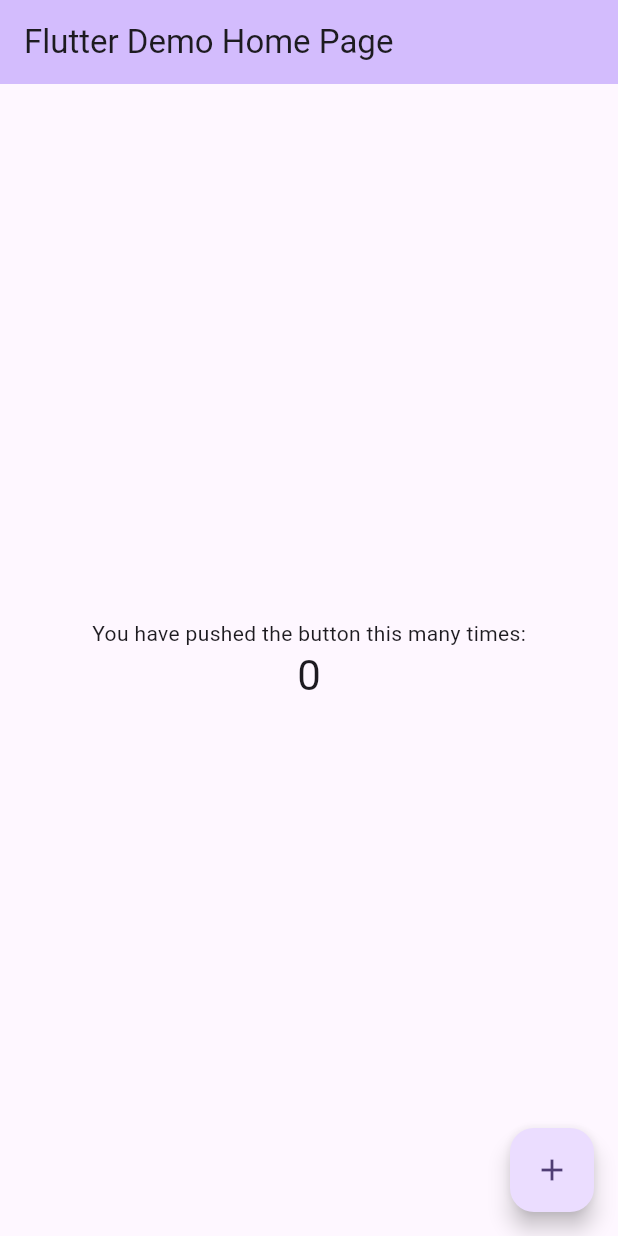
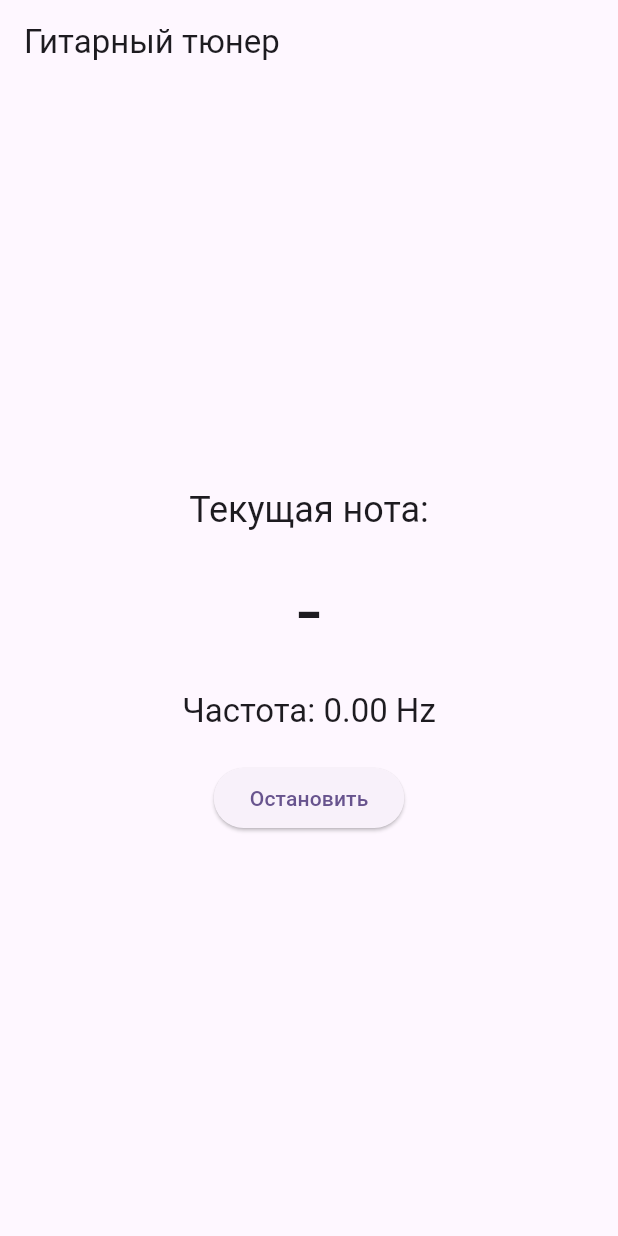
Before and after one commit to nottalentedme/fluttertuner, a Flutter app: the screen it shows after launch, on a phone screen of 412 x 824 dp. Run offline on Flutter 3.47's test engine with Material 3 defaults, Android fonts, the phone set to English and light mode, and no system bars; our stand-ins replace permission_handler; missing offline and left inert: pitch_detector_dart, record.

Commit message:
Тест определения нот

```diff
--- /dev/null
+++ b/lib/guitar_tuner.dart
@@ -0,0 +1,140 @@
+import 'package:flutter/material.dart';
+import 'package:permission_handler/permission_handler.dart';
+import 'package:pitch_detector_dart/pitch_detector.dart';
+import 'dart:math';
+import 'dart:async';
+import 'dart:typed_data';
+import 'package:record/record.dart';
+
+class GuitarTuner extends StatefulWidget {
+  const GuitarTuner({super.key});
+
+  @override
+  State<GuitarTuner> createState() => _GuitarTunerState();
+}
+
+class _GuitarTunerState extends State<GuitarTuner> {
+  final _audioRecorder = AudioRecorder();
+  late final PitchDetector _pitchDetector;
+  String _note = "-";
+  double _frequency = 0.0;
+  bool _isRecording = false;
+
+  @override
+  void initState() {
+    super.initState();
+    _initializeTuner();
+  }
+
+  Future<void> _initializeTuner() async {
+    final status = await Permission.microphone.request();
+    if (status.isGranted) {
+      _startRecording();
+    } else {
+      if (mounted) {
+        ScaffoldMessenger.of(context).showSnackBar(
+          const SnackBar(
+            content: Text('Для работы тюнера необходим доступ к микрофону'),
+          ),
+        );
+      }
+    }
+  }
+
+  Future<void> _startRecording() async {
+    try {
+      _pitchDetector = PitchDetector();
+
+      final recordStream = await _audioRecorder.startStream(
+        const RecordConfig(
+          encoder: AudioEncoder.pcm16bits,
+          numChannels: 1,
+          sampleRate: 44100,
+          bitRate: 128000,
+        ),
+      );
+
+      recordStream.listen((samples) async {
+        if (samples.length >= 2048) {
+          final intBuffer = Uint8List.fromList(samples);
+          final pitch = await _pitchDetector.getPitchFromIntBuffer(intBuffer);
+          if (pitch.pitched && pitch.pitch >= 80 && pitch.pitch <= 1200) {
+            setState(() {
+              _frequency = pitch.pitch;
+              _note = _getNoteFromFrequency(pitch.pitch);
+            });
+          }
+        }
+      });
+
+      setState(() {
+        _isRecording = true;
+      });
+    } catch (e) {
+      debugPrint('Error starting recording: $e');
+    }
+  }
+
+  String _getNoteFromFrequency(double frequency) {
+    const notes = ['C', 'C#', 'D', 'D#', 'E', 'F', 'F#', 'G', 'G#', 'A', 'A#', 'B'];
+    final hz = 440;
+    final steps = (12 * (log(frequency / hz) / log(2))).round();
+    final octave = ((log(frequency / 440) / log(2)) * 12 + 57) ~/ 12;
+    final noteIndex = (steps % 12 + 12) % 12;
+    return '${notes[noteIndex]}$octave';
+  }
+
+  void _stopRecording() async {
+    await _audioRecorder.stop();
+    setState(() {
+      _isRecording = false;
+    });
+  }
+
+  @override
+  void dispose() {
+    _stopRecording();
+    super.dispose();
+  }
+
+  @override
+  Widget build(BuildContext context) {
+    return Scaffold(
+      appBar: AppBar(
+        title: const Text('Гитарный тюнер'),
+      ),
+      body: Center(
+        child: Column(
+          mainAxisAlignment: MainAxisAlignment.center,
+          children: [
+            Text(
+              'Текущая нота:',
+              style: Theme.of(context).textTheme.headlineSmall,
+            ),
+            const SizedBox(height: 20),
+            Text(
+              _note,
+              style: Theme.of(context).textTheme.displayLarge,
+            ),
+            const SizedBox(height: 20),
+            Text(
+              'Частота: ${_frequency.toStringAsFixed(2)} Hz',
+              style: Theme.of(context).textTheme.titleLarge,
+            ),
+            const SizedBox(height: 20),
+            ElevatedButton(
+              onPressed: () {
+                if (_isRecording) {
+                  _stopRecording();
+                } else {
+                  _startRecording();
+                }
+              },
+              child: Text(_isRecording ? 'Остановить' : 'Начать'),
+            ),
+          ],
+        ),
+      ),
+    );
+  }
+}
--- a/lib/main.dart
+++ b/lib/main.dart
@@ -1,4 +1,5 @@
 import 'package:flutter/material.dart';
+import 'package:tuner/guitar_tuner.dart';
 
 void main() {
   runApp(const MyApp());
@@ -11,42 +12,18 @@ class MyApp extends StatelessWidget {
   @override
   Widget build(BuildContext context) {
     return MaterialApp(
-      title: 'Flutter Demo',
+      title: 'Guitar Tuner',
       theme: ThemeData(
-        // This is the theme of your application.
-        //
-        // TRY THIS: Try running your application with "flutter run". You'll see
-        // the application has a purple toolbar. Then, without quitting the app,
-        // try changing the seedColor in the colorScheme below to Colors.green
-        // and then invoke "hot reload" (save your changes or press the "hot
-        // reload" button in a Flutter-supported IDE, or press "r" if you used
-        // the command line to start the app).
-        //
-        // Notice that the counter didn't reset back to zero; the application
-        // state is not lost during the reload. To reset the state, use hot
-        // restart instead.
-        //
-        // This works for code too, not just values: Most code changes can be
-        // tested with just a hot reload.
         colorScheme: ColorScheme.fromSeed(seedColor: Colors.deepPurple),
         useMaterial3: true,
       ),
-      home: const MyHomePage(title: 'Flutter Demo Home Page'),
+      home: const GuitarTuner(),
     );
   }
 }
 
 class MyHomePage extends StatefulWidget {
   const MyHomePage({super.key, required this.title});
-
-  // This widget is the home page of your application. It is stateful, meaning
-  // that it has a State object (defined below) that contains fields that affect
-  // how it looks.
-
-  // This class is the configuration for the state. It holds the values (in this
-  // case the title) provided by the parent (in this case the App widget) and
-  // used by the build method of the State. Fields in a Widget subclass are
-  // always marked "final".
 
   final String title;
 
@@ -59,50 +36,19 @@ class _MyHomePageState extends State<MyHomePage> {
 
   void _incrementCounter() {
     setState(() {
-      // This call to setState tells the Flutter framework that something has
-      // changed in this State, which causes it to rerun the build method below
-      // so that the display can reflect the updated values. If we changed
-      // _counter without calling setState(), then the build method would not be
-      // called again, and so nothing would appear to happen.
       _counter++;
     });
   }
 
   @override
   Widget build(BuildContext context) {
-    // This method is rerun every time setState is called, for instance as done
-    // by the _incrementCounter method above.
-    //
-    // The Flutter framework has been optimized to make rerunning build methods
-    // fast, so that you can just rebuild anything that needs updating rather
-    // than having to individually change instances of widgets.
     return Scaffold(
       appBar: AppBar(
-        // TRY THIS: Try changing the color here to a specific color (to
-        // Colors.amber, perhaps?) and trigger a hot reload to see the AppBar
-        // change color while the other colors stay the same.
         backgroundColor: Theme.of(context).colorScheme.inversePrimary,
-        // Here we take the value from the MyHomePage object that was created by
-        // the App.build method, and use it to set our appbar title.
         title: Text(widget.title),
       ),
       body: Center(
-        // Center is a layout widget. It takes a single child and positions it
-        // in the middle of the parent.
         child: Column(
-          // Column is also a layout widget. It takes a list of children and
-          // arranges them vertically. By default, it sizes itself to fit its
-          // children horizontally, and tries to be as tall as its parent.
-          //
-          // Column has various properties to control how it sizes itself and
-          // how it positions its children. Here we use mainAxisAlignment to
-          // center the children vertically; the main axis here is the vertical
-          // axis because Columns are vertical (the cross axis would be
-          // horizontal).
-          //
-          // TRY THIS: Invoke "debug painting" (choose the "Toggle Debug Paint"
-          // action in the IDE, or press "p" in the console), to see the
-          // wireframe for each widget.
           mainAxisAlignment: MainAxisAlignment.center,
           children: <Widget>[
             const Text(
@@ -119,7 +65,7 @@ class _MyHomePageState extends State<MyHomePage> {
         onPressed: _incrementCounter,
         tooltip: 'Increment',
         child: const Icon(Icons.add),
-      ), // This trailing comma makes auto-formatting nicer for build methods.
+      ),
     );
   }
 }
```
Also changed, not shown: pubspec.yaml (+6 -4 lines), pubspec.lock, 5 other files.
